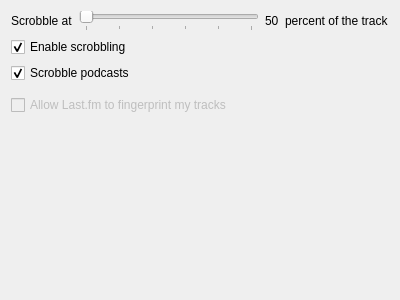
Old version of the form app/client/Settings/ScrobbleSettingsWidget.ui in the repository mutecypher/lastfm-desktop.
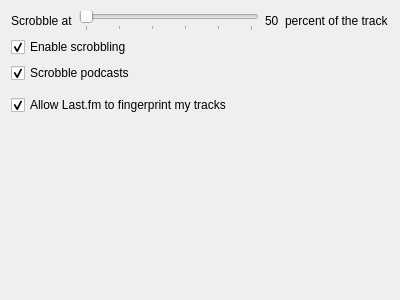
New version of the form.

Diff of the .ui file:
```diff
--- a/app/client/Settings/ScrobbleSettingsWidget.ui
+++ b/app/client/Settings/ScrobbleSettingsWidget.ui
@@ -94,11 +94,14 @@
    <item>
     <widget class="QCheckBox" name="allowFingerprint">
      <property name="enabled">
-      <bool>false</bool>
+      <bool>true</bool>
      </property>
      <property name="text">
       <string>Allow Last.fm to fingerprint my tracks</string>
      </property>
+     <property name="checked">
+      <bool>true</bool>
+     </property>
     </widget>
    </item>
    <item>
```
